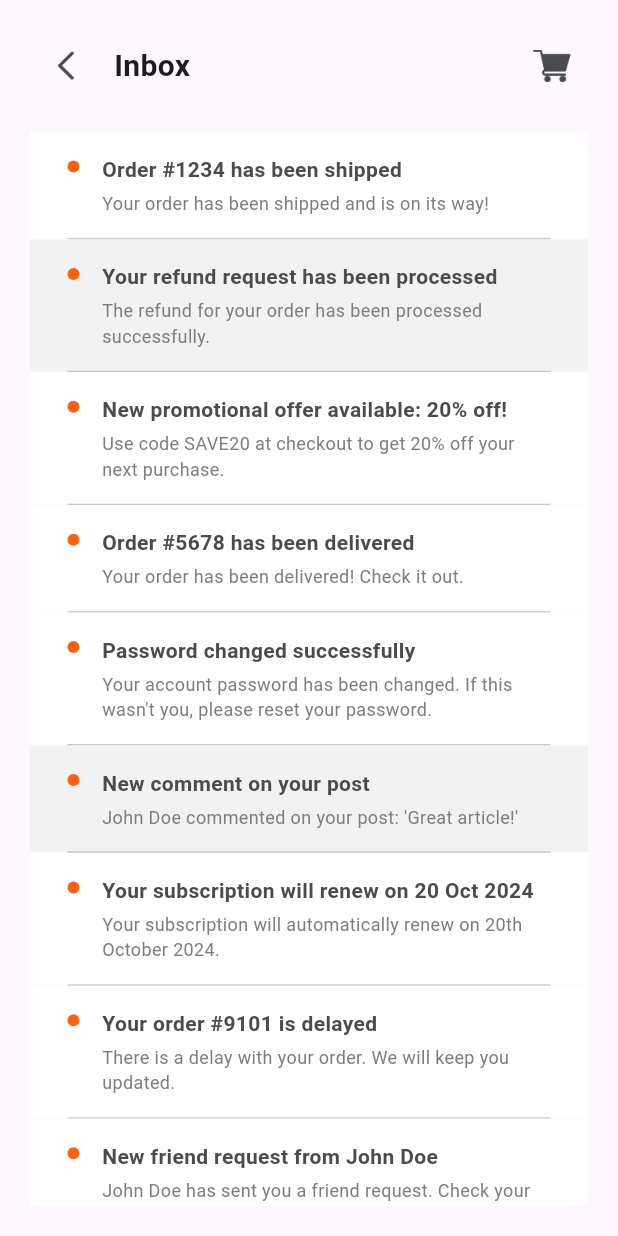
After one commit to asm2212/jegoli, a Flutter app: the InboxScreen screen opened directly, on a phone screen of 412 x 824 dp. The commit adds this screen. Run offline on Flutter 3.47's test engine with Material 3 defaults, Android fonts, the phone set to English and light mode, and no system bars; our stand-ins replace flutter_rating_bar, image_picker; missing offline and left inert: otp_pin_field; Roboto replaces fonts that are missing (Metropolis).

Commit message:
Refactor InboxScreen to use a Notification model, optimize list rendering with ListView.builder, and improve UI with consistent styling and shadows.

```diff
--- /dev/null
+++ b/lib/screens/more/inbox_screen.dart
@@ -0,0 +1,138 @@
+import 'package:flutter/material.dart';
+import 'package:jegoli/common/color_extension.dart';
+
+class InboxScreen extends StatefulWidget {
+  const InboxScreen({super.key});
+
+  @override
+  State<InboxScreen> createState() => _InboxScreenState();
+}
+
+class _InboxScreenState extends State<InboxScreen> {
+
+List inboxArr = [
+  {"title": "Order #1234 has been shipped", "detail": "Your order has been shipped and is on its way!"},
+  {"title": "Your refund request has been processed", "detail": "The refund for your order has been processed successfully."},
+  {"title": "New promotional offer available: 20% off!", "detail": "Use code SAVE20 at checkout to get 20% off your next purchase."},
+  {"title": "Order #5678 has been delivered", "detail": "Your order has been delivered! Check it out."},
+  {"title": "Password changed successfully", "detail": "Your account password has been changed. If this wasn't you, please reset your password."},
+  {"title": "New comment on your post", "detail": "John Doe commented on your post: 'Great article!'" },
+  {"title": "Your subscription will renew on 20 Oct 2024", "detail": "Your subscription will automatically renew on 20th October 2024."},
+  {"title": "Your order #9101 is delayed", "detail": "There is a delay with your order. We will keep you updated."},
+  {"title": "New friend request from John Doe", "detail": "John Doe has sent you a friend request. Check your notifications!"},
+  {"title": "App version 2.0 is now available", "detail": "Version 2.0 is live! Check out the new features and improvements."},
+  ];
+
+  @override
+  Widget build(BuildContext context) {
+    return Scaffold(
+      body: Padding(
+        padding: const EdgeInsets.symmetric(vertical: 20, horizontal: 20),
+        child: Column(
+          crossAxisAlignment: CrossAxisAlignment.start,
+          children: [
+            Row(
+              children: [
+                IconButton(
+                  onPressed: () {
+                    Navigator.pop(context);
+                  },
+                  icon: Image.asset(
+                    "assets/images/btn_back.png",
+                    width: 20,
+                    height: 20,
+                  ),
+                ),
+                const SizedBox(width: 8),
+                const Expanded(
+                  child: Text(
+                    "Inbox",
+                    style: TextStyle(
+                      fontSize: 20,
+                      fontWeight: FontWeight.bold,
+                    ),
+                    overflow: TextOverflow.ellipsis,
+                  ),
+                ),
+                IconButton(
+                  onPressed: () {
+                    // Implement shopping cart functionality
+                  },
+                  icon: Image.asset(
+                    "assets/images/shopping_cart.png",
+                    width: 25,
+                    height: 25,
+                  ),
+                ),
+              ],
+            ),
+            const SizedBox(height: 20),
+            Expanded(
+              child: ListView.separated(
+                itemCount: inboxArr.length,
+                separatorBuilder: (context, index) => Divider(
+                  endIndent: 25,
+                  indent: 25,
+                  color: ColorExtension.secondaryText.withOpacity(0.4),
+                  height: 0.6,
+                ),
+                itemBuilder: ((context, index) {
+                  var cObj = inboxArr[index] as Map? ?? {};
+                  return Container(
+                    decoration: BoxDecoration(
+                      color: index % 4 != 1
+                          ? ColorExtension.white
+                          : ColorExtension.textfield,
+                    ),
+                    padding:
+                        const EdgeInsets.symmetric(vertical: 15, horizontal: 25),
+                    child: Row(
+                      crossAxisAlignment: CrossAxisAlignment.start,
+                      children: [
+                        Container(
+                           margin:const  EdgeInsets.only(top: 4),
+                          width: 8,
+                          height: 8,
+                          decoration: BoxDecoration(
+                            borderRadius: BorderRadius.circular(4),
+                            color: ColorExtension.primary,
+                          ),
+                        ),
+                        const SizedBox(width: 15),
+                        Expanded(
+                          child: Column(
+                            crossAxisAlignment: CrossAxisAlignment.start,
+                            children: [
+                              Text(
+                                cObj['title'] ?? '',
+                                style: TextStyle(
+                                  color: ColorExtension.primaryText,
+                                  fontSize: 14,
+                                  fontWeight: FontWeight.w700,
+                                ),
+                              ),
+                              const SizedBox(height: 4),
+                              Text(
+                                cObj['detail'].toString(),
+                                maxLines: 2,
+                                style: TextStyle(
+                                  color: ColorExtension.secondaryText,
+                                  fontSize: 12,
+                                  fontWeight: FontWeight.w400,
+                                ),
+                              ),
+                            ],
+                          ),
+                        ),
+                      ],
+                    ),
+                  );
+                }),
+              ),
+            ),
+          ],
+        ),
+      ),
+    );
+  }
+}
--- a/lib/screens/more/more_screen.dart
+++ b/lib/screens/more/more_screen.dart
@@ -1,7 +1,7 @@
 import 'package:flutter/material.dart';
 import 'package:jegoli/common/color_extension.dart';
 import 'package:jegoli/screens/more/about_us_screen.dart';
-import 'package:jegoli/screens/more/example_screen.dart';
+import 'package:jegoli/screens/more/inbox_screen.dart';
 import 'package:jegoli/screens/more/notificationsscreen.dart';
 import 'package:jegoli/screens/more/payment_details_screen.dart';
 import 'package:jegoli/screens/more/placeholder_screen.dart';
@@ -42,7 +42,7 @@ class _MoreScreenState extends State<MoreScreen> {
       "name": "Inbox",
       "image": "assets/images/more_inbox.png",
       "base": 0,
-      "screen": const ExampleScreen(), // Define this screen
+      "screen": const InboxScreen(), // Define this screen
     },
     {
       "index": "5",
@@ -97,7 +97,6 @@ class _MoreScreenState extends State<MoreScreen> {
                 itemBuilder: (context, index) {
                   var mObj = moreArr[index] as Map? ?? {};
                   var countBase = mObj["base"] as int? ?? 0;
-
                   return InkWell(
                     onTap: () {
                       // Navigate to the respective screen
```
